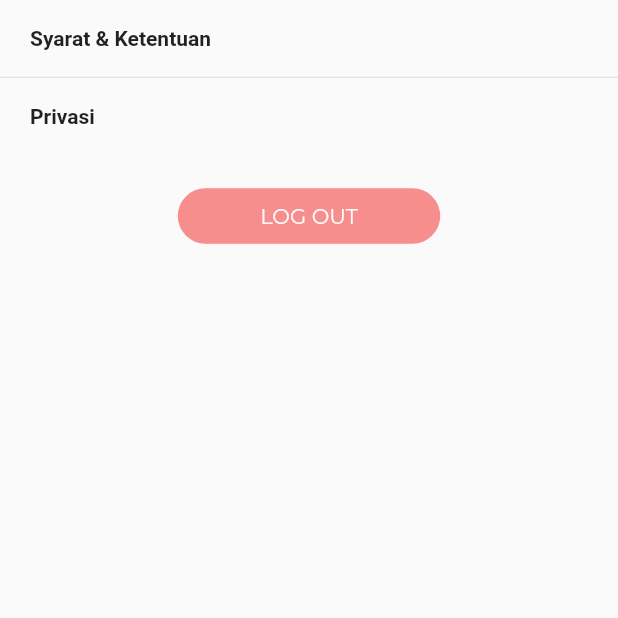
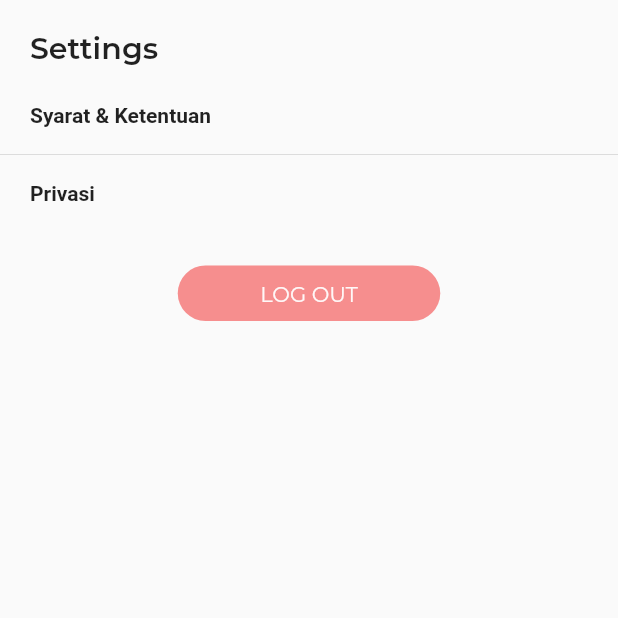
Before and after one commit to coronatorid/coronator, a Flutter app: the SettingScreen screen opened by its route, on a phone screen of 412 x 824 dp, the top half of it. Run offline on Flutter 3.47's test engine with Material 2 defaults, Android fonts, the phone set to English and light mode, and no system bars; our stand-ins replace camera, font_awesome_flutter, geolocator, permission_handler, shared_preferences, synchronized; missing offline and left inert: workmanager; accounts and stored records are empty; Roboto replaces fonts that are missing (Hind); project files that could hold a hidden picture were left out.

Commit message:
Add title text to settings page

```diff
--- a/lib/src/screen/setting_screen.dart
+++ b/lib/src/screen/setting_screen.dart
@@ -14,10 +14,31 @@ class SettingScreen extends StatelessWidget {
     return Scaffold(
       body: SafeArea(
         child: Container(
+          child: Column(
+            children: [
+              Container(
+                padding: EdgeInsets.only(
+                  left: 20,
+                  right: 20,
+                  top: 20,
+                ),
+                child: Row(
+                  children: [
+                    Text(
+                      "Settings",
+                      style: TextStyle(
+                        fontSize: 20,
+                        fontWeight: FontWeight.w600,
+                      ),
+                    ),
+                  ],
+                ),
+              ),
+              Expanded(
                 child: ListView(
                   children: [
                     SizedBox(
-                height: 7.5,
+                      height: 15,
                     ),
                     InkWell(
                       onTap: () async {
@@ -112,6 +133,9 @@ class SettingScreen extends StatelessWidget {
                   ],
                 ),
               ),
+            ],
+          ),
+        ),
       ),
     );
   }
```
Lines whose indentation alone changed are shown as unchanged.
